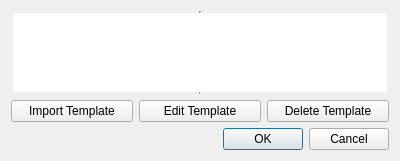
First picture: the form in qt_designer_ui/template_manager.ui, repository hammerheadlemon/xldigest, before the edit.
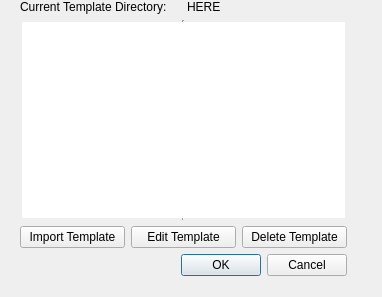
Second picture: the form after the edit.

Commit message: amended the template manager to appear in a tab in main window

Patch:
```diff
--- a/qt_designer_ui/template_manager.ui
+++ b/qt_designer_ui/template_manager.ui
@@ -6,16 +6,41 @@
    <rect>
     <x>0</x>
     <y>0</y>
-    <width>400</width>
-    <height>161</height>
+    <width>382</width>
+    <height>297</height>
    </rect>
   </property>
   <property name="windowTitle">
    <string>Template Manager</string>
   </property>
-  <layout class="QHBoxLayout" name="horizontalLayout_2">
-   <item>
+  <widget class="QWidget" name="">
+   <property name="geometry">
+    <rect>
+     <x>20</x>
+     <y>0</y>
+     <width>327</width>
+     <height>276</height>
+    </rect>
+   </property>
     <layout class="QVBoxLayout" name="verticalLayout_2">
+    <item>
+     <layout class="QHBoxLayout" name="horizontalLayout_2">
+      <item>
+       <widget class="QLabel" name="templateDirLabel">
+        <property name="text">
+         <string>Current Template Directory:</string>
+        </property>
+       </widget>
+      </item>
+      <item>
+       <widget class="QLabel" name="templateDirLocationLabel">
+        <property name="text">
+         <string>HERE</string>
+        </property>
+       </widget>
+      </item>
+     </layout>
+    </item>
      <item>
       <widget class="QTableView" name="tableView">
        <property name="frameShape">
@@ -63,8 +88,7 @@
       </layout>
      </item>
     </layout>
-   </item>
-  </layout>
+  </widget>
  </widget>
  <resources/>
  <connections/>
```
Lines whose indentation alone changed are shown as unchanged. The commit also changes 3 other files.
